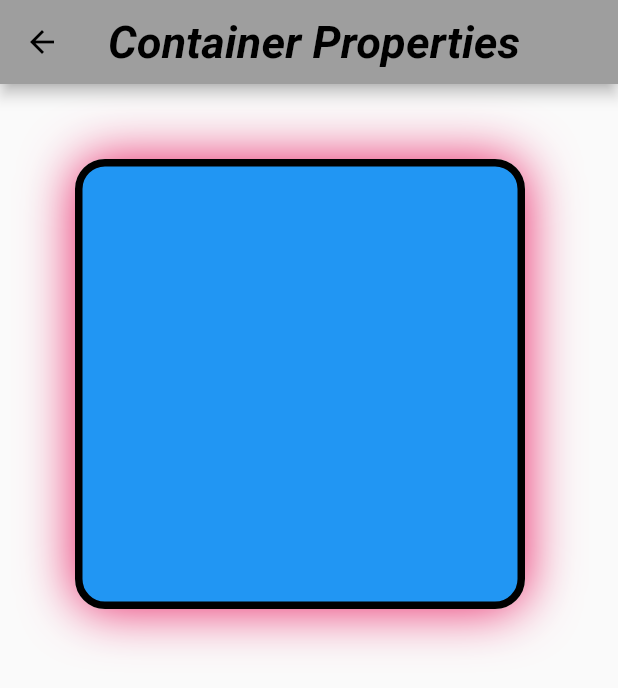
After one commit to helisavaliya22/heli, a Flutter app: the box screen opened by its route, on a phone screen of 412 x 824 dp. The commit adds this screen. Shown: the top 688 px of the screen. Run offline on Flutter 3.47's test engine with Material 2 defaults, Android fonts, the phone set to English and light mode, and no system bars; network calls fail.

Commit message:
31/01/2023

```diff
--- /dev/null
+++ b/lib/Box.dart
@@ -0,0 +1,55 @@
+import 'package:flutter/material.dart';
+
+class box extends StatefulWidget {
+  const box({Key? key}) : super(key: key);
+
+  @override
+  State<box> createState() => _boxState();
+}
+
+class _boxState extends State<box> {
+  @override
+  Widget build(BuildContext context) {
+    return Scaffold(
+      appBar: AppBar(
+        title: Text("Container Properties",style: TextStyle(
+          fontSize: 30,
+          fontWeight: FontWeight.bold,
+          fontStyle: FontStyle.italic
+        )),
+      ),
+      body: Container(
+        margin: EdgeInsets.all(50),
+        height: 300,
+        width:  300,
+        //color: Colors.pink,
+        //alignment: Alignment.center,
+       decoration: BoxDecoration(
+         color: Colors.blue,
+         border: Border.all(color: Colors.black,
+         width: 5),
+         borderRadius: BorderRadius.circular(20),
+         boxShadow: [
+           BoxShadow(color: Colors.pink,blurRadius: 30,blurStyle: BlurStyle.outer,spreadRadius: 0),
+         ],
+         //shape: BoxShape.circle  // no border radius
+       ),
+       // foregroundDecoration: BoxDecoration(
+       //   color: Colors.red
+       // ),             //outside box
+       // alignment: Alignment.center,
+        //padding: EdgeInsets.fromLTRB(40, 20, 50, 30),
+        child: Container(
+          height: 150,
+          width: 150,
+          //color: Colors.amber,
+          // decoration: BoxDecoration(
+          //   color: Colors.green,
+          //   border: Border.all(color: Colors.black,
+          //   width: 5,style: BorderStyle.solid,strokeAlign: StrokeAlign.center),
+          // ),
+        ),
+      ),
+    );
+  }
+}
--- a/lib/main.dart
+++ b/lib/main.dart
@@ -1,5 +1,7 @@
 import 'package:flutter/material.dart';
 import 'package:heli/BMI.dart';
+import 'package:heli/Box.dart';
+import 'package:heli/Call.dart';
 import 'package:heli/Form2.dart';
 import 'package:heli/Form3.dart';
 import 'package:heli/Image.dart';
@@ -43,6 +45,8 @@ class _dayState extends State<day> {
         'Form3':(context) => Form3(),
         'Puzzle':(context) => Puzzle(),
         'Image':(context) => MyImage(),
+        'Box':(context) => box(),
+        'Call':(context) => Call(),
       },
       home: MyHomePage(),
       debugShowCheckedModeBanner: false,
```
Also changed, not shown: lib/Call.dart (added, +132 -0 lines), lib/MyHomePage.dart (+12 -6 lines).
